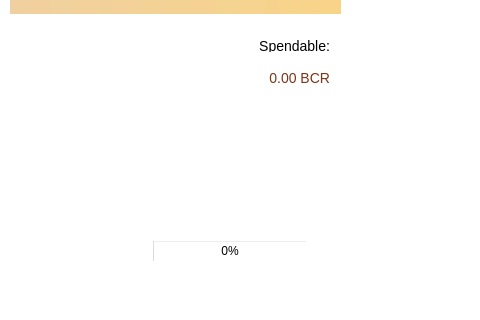
First picture: the form in src/qt/forms/overviewpage.ui, repository thelonecrouton/bitcredit, before the edit; both pictures show x 0 to 480 and y 0 to 320 of the 907 by 500 pixel window.
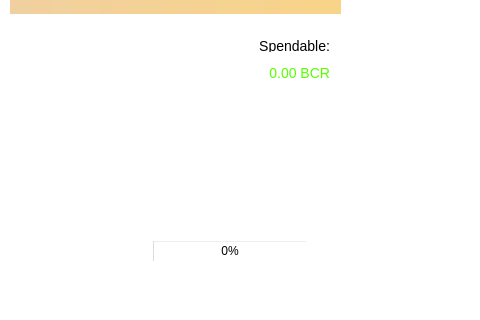
Second picture: the form after the edit.

```diff
--- a/src/qt/forms/overviewpage.ui
+++ b/src/qt/forms/overviewpage.ui
@@ -341,7 +341,7 @@
               <x>0</x>
               <y>30</y>
               <width>311</width>
-              <height>151</height>
+              <height>111</height>
              </rect>
             </property>
             <layout class="QGridLayout" name="gridBalance">
@@ -1063,9 +1063,9 @@
                   <colorrole role="WindowText">
                    <brush brushstyle="SolidPattern">
                     <color alpha="255">
-                     <red>125</red>
-                     <green>53</green>
-                     <blue>24</blue>
+                     <red>85</red>
+                     <green>255</green>
+                     <blue>0</blue>
                     </color>
                    </brush>
                   </colorrole>
@@ -1101,9 +1101,9 @@
                   <colorrole role="WindowText">
                    <brush brushstyle="SolidPattern">
                     <color alpha="255">
-                     <red>123</red>
-                     <green>53</green>
-                     <blue>24</blue>
+                     <red>85</red>
+                     <green>255</green>
+                     <blue>0</blue>
                     </color>
                    </brush>
                   </colorrole>
```
Left out of the diff: 277 changed lines with no effect on the pictures.
